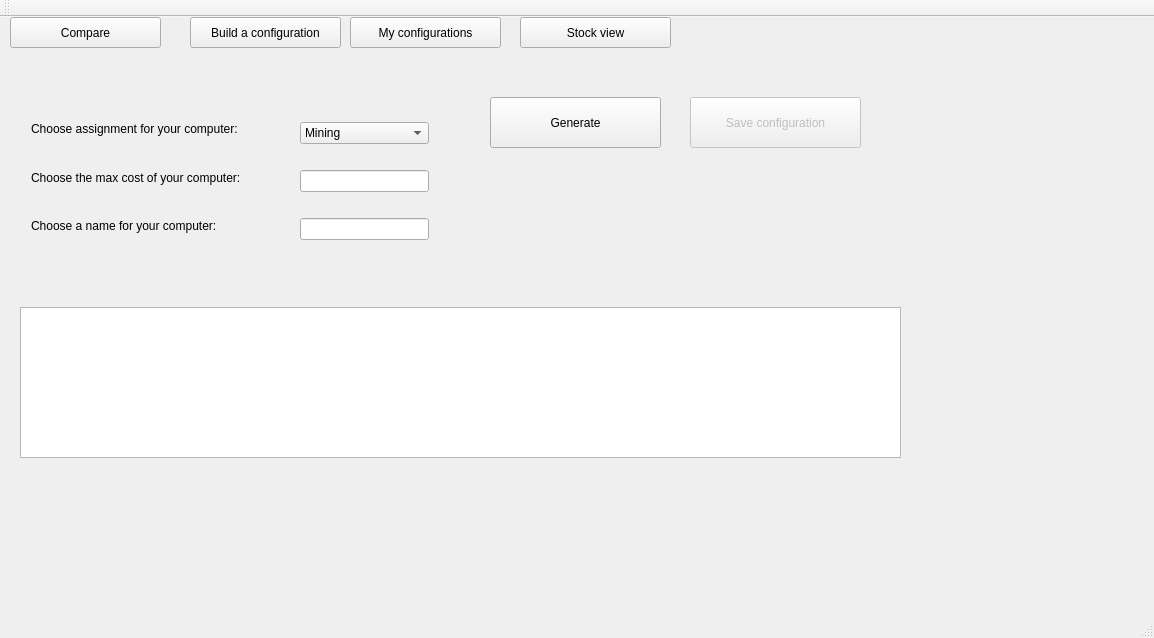
uAnthony/CursUbuntu, file mainwindow.ui: the form before one commit.
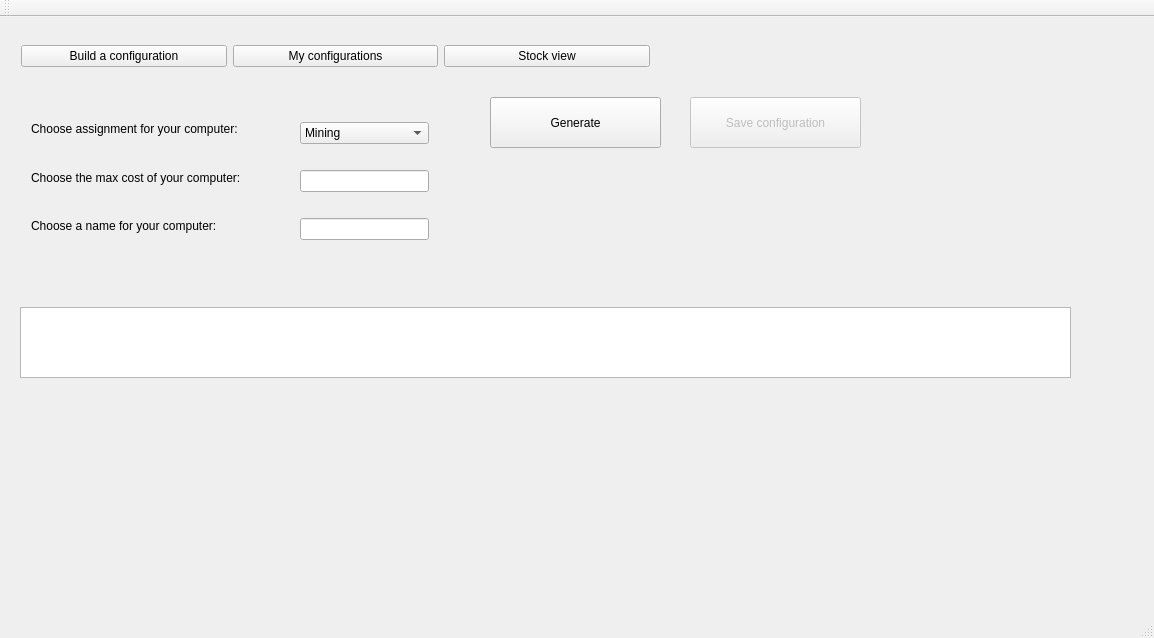
The form after the commit. The open tabs and pages were chosen to show the change.

What changed in the file:
```diff
--- a/mainwindow.ui
+++ b/mainwindow.ui
@@ -14,85 +14,6 @@
    <string>MainWindow</string>
   </property>
   <widget class="QWidget" name="centralWidget">
-   <widget class="QPushButton" name="pushButton_1">
-    <property name="geometry">
-     <rect>
-      <x>10</x>
-      <y>0</y>
-      <width>151</width>
-      <height>31</height>
-     </rect>
-    </property>
-    <property name="text">
-     <string>Compare</string>
-    </property>
-    <property name="checkable">
-     <bool>true</bool>
-    </property>
-    <property name="autoExclusive">
-     <bool>true</bool>
-    </property>
-   </widget>
-   <widget class="QPushButton" name="pushButton_2">
-    <property name="geometry">
-     <rect>
-      <x>190</x>
-      <y>0</y>
-      <width>151</width>
-      <height>31</height>
-     </rect>
-    </property>
-    <property name="text">
-     <string>Build a configuration</string>
-    </property>
-    <property name="checkable">
-     <bool>true</bool>
-    </property>
-    <property name="autoExclusive">
-     <bool>true</bool>
-    </property>
-   </widget>
-   <widget class="QPushButton" name="pushButton_3">
-    <property name="geometry">
-     <rect>
-      <x>350</x>
-      <y>0</y>
-      <width>151</width>
-      <height>31</height>
-     </rect>
-    </property>
-    <property name="text">
-     <string>My configurations</string>
-    </property>
-    <property name="checkable">
-     <bool>true</bool>
-    </property>
-    <property name="autoExclusive">
-     <bool>true</bool>
-    </property>
-   </widget>
-   <widget class="QPushButton" name="pushButton_4">
-    <property name="geometry">
-     <rect>
-      <x>520</x>
-      <y>0</y>
-      <width>151</width>
-      <height>31</height>
-     </rect>
-    </property>
-    <property name="text">
-     <string>Stock view</string>
-    </property>
-    <property name="checkable">
-     <bool>true</bool>
-    </property>
-    <property name="checked">
-     <bool>false</bool>
-    </property>
-    <property name="autoExclusive">
-     <bool>true</bool>
-    </property>
-   </widget>
    <widget class="QStackedWidget" name="stackedWidget">
     <property name="geometry">
      <rect>
@@ -136,8 +57,8 @@
        <rect>
         <x>20</x>
         <y>240</y>
-        <width>881</width>
-        <height>151</height>
+        <width>1051</width>
+        <height>71</height>
        </rect>
       </property>
      </widget>
@@ -417,6 +338,60 @@
      </widget>
     </widget>
    </widget>
+   <widget class="QWidget" name="horizontalLayoutWidget">
+    <property name="geometry">
+     <rect>
+      <x>10</x>
+      <y>-1</y>
+      <width>651</width>
+      <height>81</height>
+     </rect>
+    </property>
+    <layout class="QHBoxLayout" name="horizontalLayout">
+     <item>
+      <widget class="QPushButton" name="pushButton_2">
+       <property name="text">
+        <string>Build a configuration</string>
+       </property>
+       <property name="checkable">
+        <bool>true</bool>
+       </property>
+       <property name="autoExclusive">
+        <bool>true</bool>
+       </property>
+      </widget>
+     </item>
+     <item>
+      <widget class="QPushButton" name="pushButton_3">
+       <property name="text">
+        <string>My configurations</string>
+       </property>
+       <property name="checkable">
+        <bool>true</bool>
+       </property>
+       <property name="autoExclusive">
+        <bool>true</bool>
+       </property>
+      </widget>
+     </item>
+     <item>
+      <widget class="QPushButton" name="pushButton_4">
+       <property name="text">
+        <string>Stock view</string>
+       </property>
+       <property name="checkable">
+        <bool>true</bool>
+       </property>
+       <property name="checked">
+        <bool>false</bool>
+       </property>
+       <property name="autoExclusive">
+        <bool>true</bool>
+       </property>
+      </widget>
+     </item>
+    </layout>
+   </widget>
   </widget>
   <widget class="QMenuBar" name="menuBar">
    <property name="geometry">
```
Left out of the diff: 7 changed lines with no effect on the pictures.
